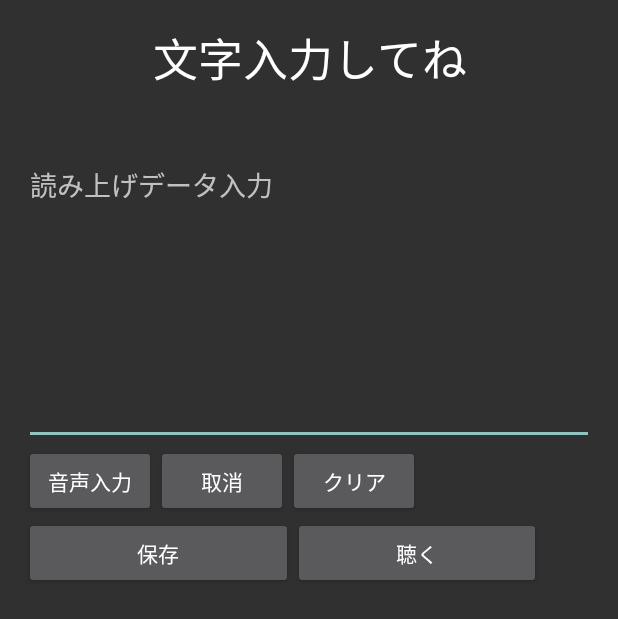
After one commit to jDBTISK/spajam2016_hcs_sapporo, an Android app: the TextRegistration screen opened directly, with no data from a screen before it, on a phone screen of 412 x 824 dp. The commit adds this screen. Shown: the top 619 px of the screen. Run offline under Robolectric (Android 15) with nearby library versions, the phone set to English and light mode, and no system bars.

Commit message:
speechtext

```diff
--- a/app/src/main/AndroidManifest.xml
+++ b/app/src/main/AndroidManifest.xml
@@ -19,8 +19,9 @@
             </intent-filter>
         </activity>
         <activity android:name=".Gesture" />
-        <activity android:name=".Question_and_answer"/>
+        <activity android:name=".Question_and_answer" />
         <activity android:name=".QuestionListActivity" />
+        <activity android:name=".TextRegistration"></activity>
     </application>
 
 </manifest>
--- /dev/null
+++ b/app/src/main/java/com/example/jdb/bocciinterviewapp/TextRegistration.java
@@ -0,0 +1,96 @@
+package com.example.jdb.bocciinterviewapp;
+
+import android.app.Activity;
+import android.content.ActivityNotFoundException;
+import android.content.Intent;
+import android.os.Bundle;
+import android.speech.RecognizerIntent;
+import android.util.Log;
+import android.view.View;
+import android.widget.Button;
+import android.widget.EditText;
+import android.widget.Toast;
+
+import java.util.ArrayList;
+
+public class TextRegistration extends Activity implements View.OnClickListener{
+
+    private static final int REQUEST_CODE = 1;
+    private EditText inpText;
+    private String preInp = "";
+    private Button inpBtn, canBtn, clsBtn, saveBtn, listenBtn;
+    @Override
+    public void onCreate(Bundle savedInstanceState) {
+        super.onCreate(savedInstanceState);
+        setContentView(R.layout.activity_text_registration);
+
+        inpText = (EditText) findViewById(R.id.result_id);
+        inpBtn = (Button) findViewById(R.id.speech_id);
+        inpBtn.setOnClickListener(this);
+        canBtn = (Button) findViewById(R.id.cancel_id);
+        canBtn.setOnClickListener(this);
+        clsBtn = (Button) findViewById(R.id.clear_id);
+        clsBtn.setOnClickListener(this);
+        saveBtn = (Button) findViewById(R.id.save_id);
+        saveBtn.setOnClickListener(this);
+        listenBtn = (Button) findViewById(R.id.listen_id);
+    }
+
+    @Override
+    public void onClick(View v) {
+        if (v == inpBtn) {
+            try {
+                // 音声認識の準備
+                Intent intent = new Intent(RecognizerIntent.ACTION_RECOGNIZE_SPEECH);
+                intent.putExtra(RecognizerIntent.EXTRA_LANGUAGE_MODEL,
+                        RecognizerIntent.LANGUAGE_MODEL_FREE_FORM);
+                // Intent.putExtra(RecognizerIntent.EXTRA_MAX_RESULTS, 5);
+                intent.putExtra(RecognizerIntent.EXTRA_PROMPT, "音声を入力してください。");
+                // インテント発行
+                startActivityForResult(intent, REQUEST_CODE);
+            }
+            catch(ActivityNotFoundException e){
+
+                Toast.makeText(TextRegistration.this, "Not found Activity", Toast.LENGTH_LONG).show();
+            }
+        }
+        else if (v == canBtn){ // 認識結果の取り消し
+            if (preInp != null) {
+                inpText.setText(preInp);// 前の入力文字列を表示
+                inpText.setSelection(preInp.length());// カーソルを移動
+            }
+        }
+        else if (v == clsBtn) {// テキストのクリア
+            inpText.setText("");
+        }
+        else if (v == saveBtn) {//　データの保存
+
+        }
+        else if(v == listenBtn) {//　入力データの試聴
+
+        }
+    }
+
+    @Override
+
+    protected void onActivityResult(int requestCode, int resultCode, Intent data) {
+        String input = "";
+
+        super.onActivityResult(requestCode, resultCode, data);
+
+        if (requestCode == REQUEST_CODE && resultCode == RESULT_OK) {
+            preInp = inpText.getText().toString();
+            // 認識結果を取得
+
+            ArrayList<String> candidates = data.getStringArrayListExtra(RecognizerIntent.EXTRA_RESULTS);
+            Log.v("Speech", "Candidate Num = " + candidates.size());
+            if (candidates.size() > 0) {
+                input = preInp + candidates.get(0);// 認識結果(1位候補)
+            }
+            if (input != null) {
+                inpText.setText(input);// 入力文字列を表示
+                inpText.setSelection(input.length());// カーソルを移動
+            }
+        }
+    }
+}
--- /dev/null
+++ b/app/src/main/res/layout/activity_text_registration.xml
@@ -0,0 +1,92 @@
+<?xml version="1.0" encoding="utf-8"?>
+<RelativeLayout xmlns:android="http://schemas.android.com/apk/res/android"
+    xmlns:tools="http://schemas.android.com/tools"
+    android:layout_width="match_parent"
+    android:layout_height="match_parent"
+    android:paddingBottom="@dimen/activity_vertical_margin"
+    android:paddingLeft="@dimen/activity_horizontal_margin"
+    android:paddingRight="@dimen/activity_horizontal_margin"
+    android:paddingTop="@dimen/activity_vertical_margin"
+    tools:context="com.example.jdb.bocciinterviewapp.TextRegistration">
+
+    <LinearLayout
+        android:orientation="vertical"
+        android:layout_width="match_parent"
+        android:layout_height="match_parent"
+        android:layout_marginTop="83dp"
+        android:layout_alignParentTop="true"
+        android:layout_alignParentLeft="true"
+        android:layout_alignParentStart="true">
+
+        <EditText android:id="@+id/result_id"
+            android:layout_width="fill_parent"
+            android:layout_height="wrap_content"
+            android:gravity="top|left"
+            android:lines="8"
+            android:hint="@string/writehint"
+            />
+
+        <LinearLayout
+            android:orientation="horizontal"
+            android:layout_width="match_parent"
+            android:layout_height="wrap_content"
+            android:layout_below="@+id/result_id"
+            android:layout_alignRight="@+id/result_id"
+            android:layout_alignEnd="@+id/result_id"
+            android:baselineAligned="false">
+
+            <Button
+                android:layout_width="wrap_content"
+                android:layout_height="wrap_content"
+                android:text="@string/Onsei"
+                android:id="@+id/speech_id" />
+
+            <Button
+                android:layout_width="wrap_content"
+                android:layout_height="wrap_content"
+                android:text="@string/cansel"
+                android:id="@+id/cancel_id" />
+
+            <Button
+                android:layout_width="wrap_content"
+                android:layout_height="wrap_content"
+                android:text="@string/clear"
+                android:id="@+id/clear_id" />
+        </LinearLayout>
+
+        <LinearLayout
+            android:orientation="horizontal"
+            android:layout_width="match_parent"
+            android:layout_height="wrap_content"
+            android:weightSum="1">
+
+            <Button
+                android:layout_width="wrap_content"
+                android:layout_height="wrap_content"
+                android:text="@string/textsave"
+                android:id="@+id/save_id"
+                android:layout_weight="0.45" />
+
+            <Button
+                android:layout_width="wrap_content"
+                android:layout_height="wrap_content"
+                android:text="@string/textlisten"
+                android:id="@+id/listen_id"
+                android:layout_weight="0.38" />
+        </LinearLayout>
+
+    </LinearLayout>
+
+    <TextView
+        android:layout_width="wrap_content"
+        android:layout_height="wrap_content"
+        android:textAppearance="?android:attr/textAppearanceLarge"
+        android:text="@string/writetitle"
+        android:id="@+id/textView"
+        android:layout_alignParentRight="true"
+        android:layout_alignParentEnd="true"
+        android:layout_alignParentLeft="true"
+        android:layout_alignParentStart="true"
+        android:textAlignment="center"
+        android:textSize="30dp" />
+</RelativeLayout>
--- a/app/src/main/res/values/strings.xml
+++ b/app/src/main/res/values/strings.xml
@@ -18,5 +18,12 @@
     <string name="mensetu8">\n返答するときは、明るく少し大きめの声で話します。\n髪をいじったり、貧乏ゆすりしたりするなど、癖が出ないように気をつけます。\n面接中メモは取らない。</string>
     <string name="mensetu9">面接官が「これで面接を終わります。」などの面接終了の合図をしたら、座ったまま「本日はお忙しい中、お時間をいただき誠にありがとうございました。」とお礼を述べます。\nその後、座ったまま一礼します。</string>
     <string name="mensetu10">イスの横に立って「失礼いたします。」と言い、その後一礼（45度）します。\n一礼が済んだら、ドア付近まで姿勢よく歩きます。（面接官と目を合わせ続ける必要はありません。）</string>
-    <string name="mensetu11" >面接官の方に向き直り、再度「失礼いたします。」と言い、その後一礼（45度）します。\n一礼が済んだら、ドアを開け、面接室の外に出ます。\nドアを閉める前に、面接官の方に向き直り、しっかりとアイコンタクトを取ります。\nドアを閉める際は音が鳴らないように注意しましょう。</string>
+    <string name="mensetu11">面接官の方に向き直り、再度「失礼いたします。」と言い、その後一礼（45度）します。\n一礼が済んだら、ドアを開け、面接室の外に出ます。\nドアを閉める前に、面接官の方に向き直り、しっかりとアイコンタクトを取ります。\nドアを閉める際は音が鳴らないように注意しましょう。</string>
+    <string name="writehint">読み上げデータ入力</string>
+    <string name="Onsei">音声入力</string>
+    <string name="cansel">取消</string>
+    <string name="clear">クリア</string>
+    <string name="writetitle">文字入力してね</string>
+    <string name="textsave">保存</string>
+    <string name="textlisten">聴く</string>
 </resources>
```
